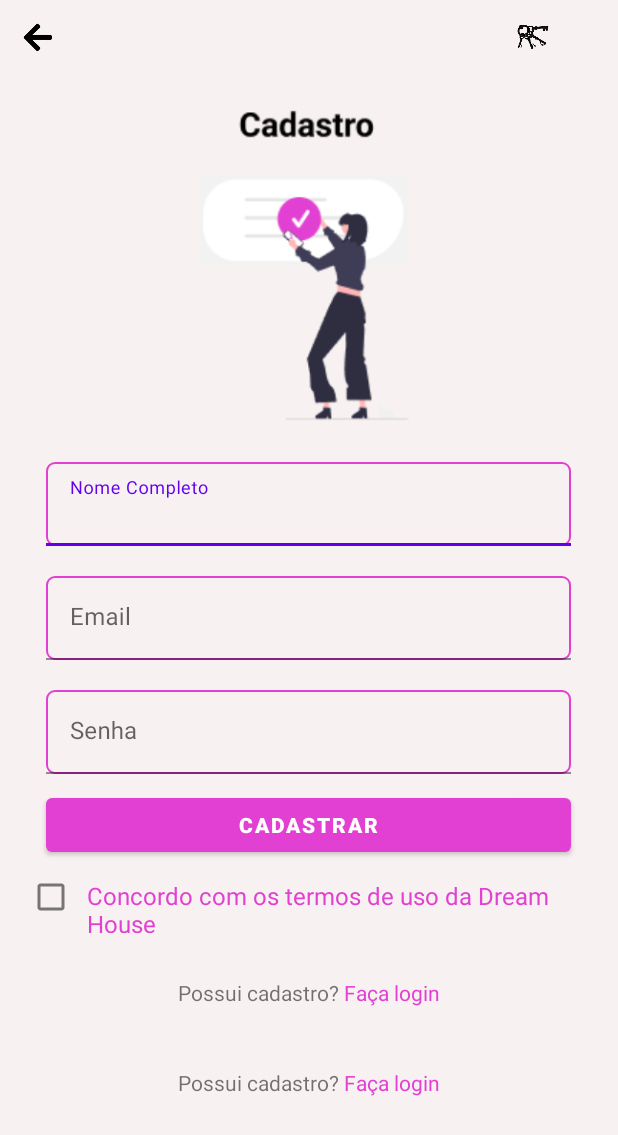
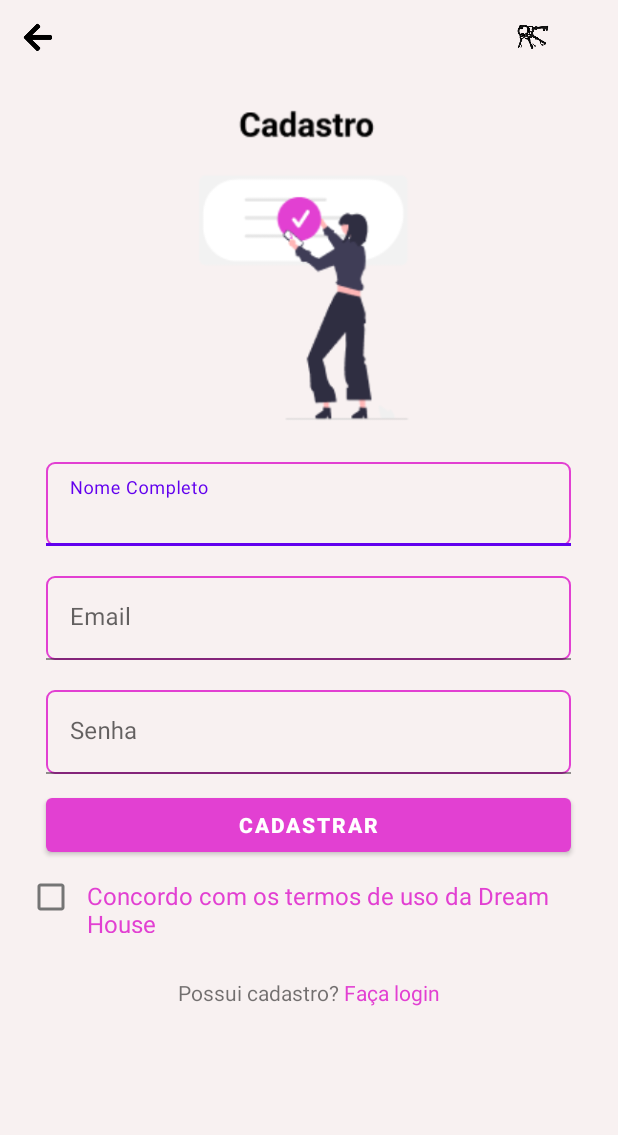
Before and after one commit to Dream-House-Grupo-9/Dream-House-App, an Android app: the MainActivity screen opened directly, with no data from a screen before it, on a phone screen of 412 x 824 dp. Shown: the top 1135 px of the screen. Run offline under Robolectric (Android 15) with nearby library versions, the phone set to English and light mode, and no system bars.

Commit message:
remove: removendo linear layout duplicado

```diff
--- a/DreamHouse/app/src/main/res/layout/activity_main.xml
+++ b/DreamHouse/app/src/main/res/layout/activity_main.xml
@@ -140,29 +140,6 @@
 
         </LinearLayout>
 
-
-        <LinearLayout
-            android:layout_width="match_parent"
-            android:layout_height="60dp"
-            android:gravity="center">
-
-            <TextView
-                android:layout_width="wrap_content"
-                android:layout_height="wrap_content"
-                android:layout_marginTop="10dp"
-                android:text="Possui cadastro?"/>
-
-            <TextView
-                android:id="@+id/linkLogin"
-                android:layout_width="wrap_content"
-                android:layout_height="wrap_content"
-                android:layout_marginTop="10dp"
-                android:layout_marginLeft="3dp"
-                android:textColor="@color/pink_bakground_app"
-                android:text="Faça login"/>
-
-        </LinearLayout>
-
     </LinearLayout>
 
 
```
